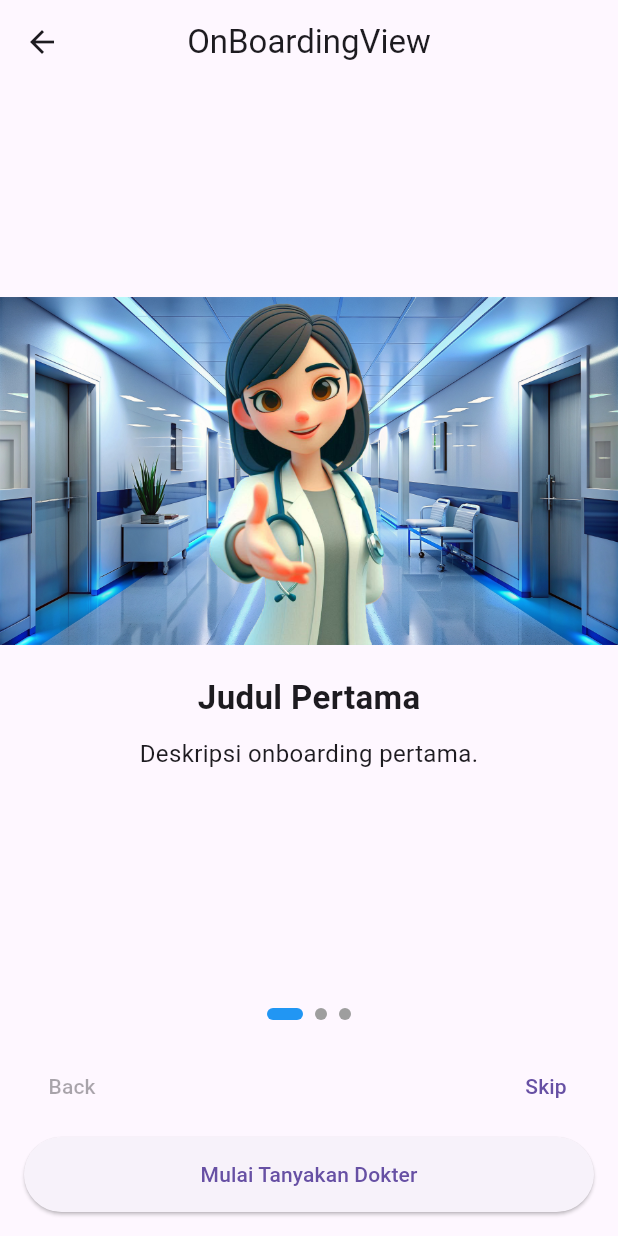
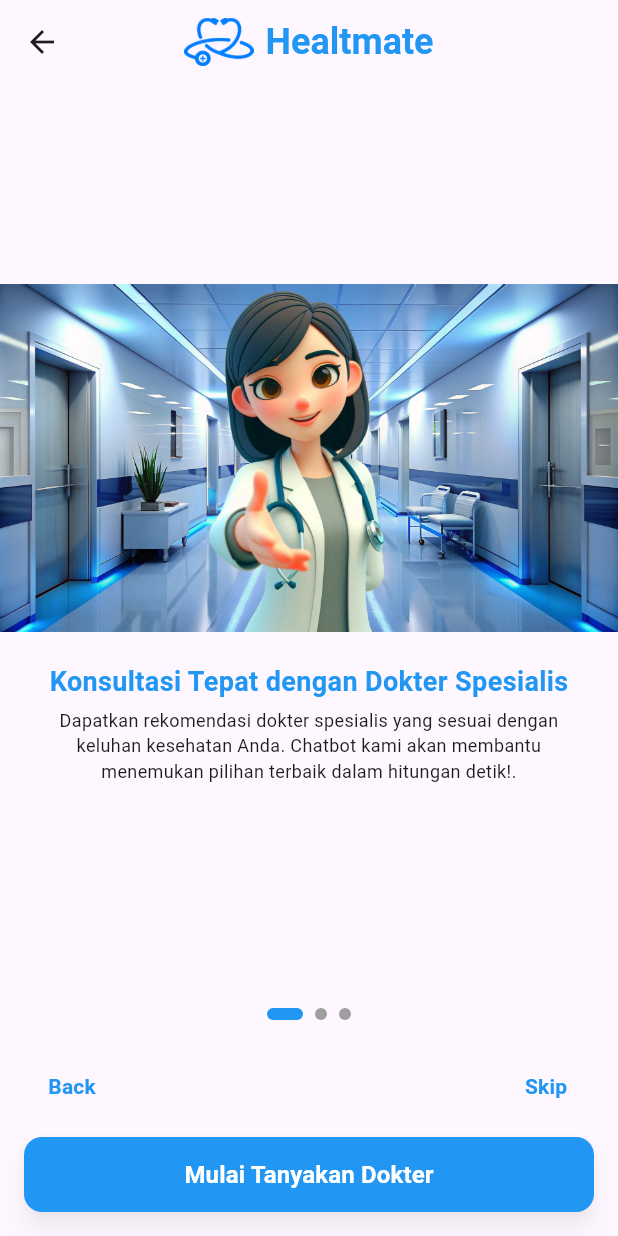
Before and after one commit to Abdulrivai/aplikasirekomendasidokter, a Flutter app: the OnBoardingView screen opened by its route, on a phone screen of 412 x 824 dp. Run offline on Flutter 3.47's test engine with Material 3 defaults, Android fonts, the phone set to English and light mode, and no system bars; drawn by our look-alikes of smooth_page_indicator; our stand-ins replace get.

Commit message:
perbaiki ui on boarding screen

```diff
--- a/lib/app/modules/on_boarding/controllers/on_boarding_controller.dart
+++ b/lib/app/modules/on_boarding/controllers/on_boarding_controller.dart
@@ -8,18 +8,21 @@ class OnBoardingController extends GetxController {
   final List<Map<String, String>> onboardingData = [
     {
       'image': 'assets/banneronboard1.png',
-      'title': 'Judul Pertama',
-      'description': 'Deskripsi onboarding pertama.',
+      'title': 'Konsultasi Tepat dengan Dokter Spesialis',
+      'description':
+          'Dapatkan rekomendasi dokter spesialis yang sesuai dengan keluhan kesehatan Anda. Chatbot kami akan membantu menemukan pilihan terbaik dalam hitungan detik!.',
     },
     {
       'image': 'assets/banneronboard1.png',
-      'title': 'Judul Kedua',
-      'description': 'Deskripsi onboarding kedua.',
+      'title': 'Cepat, Mudah, dan Akurat',
+      'description':
+          'Tak perlu bingung memilih dokter! Jawab beberapa pertanyaan singkat, dan chatbot pintar kami akan memberikan rekomendasi yang sesuai dengan kebutuhan Anda.',
     },
     {
       'image': 'assets/banneronboard1.png',
-      'title': 'Judul Ketiga',
-      'description': 'Deskripsi onboarding ketiga.',
+      'title': 'Akses Kesehatan dalam Genggaman',
+      'description':
+          'Cari dokter spesialis kapan saja dan di mana saja. Rekomendasi yang dipersonalisasi membuat pengalaman konsultasi lebih praktis dan efisien.',
     },
   ];
 
--- a/lib/app/modules/on_boarding/views/on_boarding_view.dart
+++ b/lib/app/modules/on_boarding/views/on_boarding_view.dart
@@ -12,7 +12,24 @@ class OnBoardingView extends StatelessWidget {
 
     return Scaffold(
       appBar: AppBar(
-        title: const Text('OnBoardingView'),
+        title: Row(
+          mainAxisSize: MainAxisSize.min, // Agar sesuai ukuran kontennya
+          children: [
+            Image.asset(
+              'assets/hmlogo.png', // Ganti dengan path logo PNG Anda
+              height: 32, // Sesuaikan ukuran logo
+            ),
+            const SizedBox(width: 8), // Jarak antara logo dan teks
+            const Text(
+              'Healtmate', // Ganti dengan nama aplikasi Anda
+              style: TextStyle(
+                fontSize: 24,
+                fontWeight: FontWeight.bold,
+                color: Colors.blue, // Membuat teks tebal
+              ),
+            ),
+          ],
+        ),
         centerTitle: true,
       ),
       body: Column(
@@ -30,16 +47,19 @@ class OnBoardingView extends StatelessWidget {
                     SizedBox(height: 20),
                     Text(
                       controller.onboardingData[index]['title']!,
-                      style:
-                          TextStyle(fontSize: 22, fontWeight: FontWeight.bold),
+                      style: TextStyle(
+                        fontSize: 18,
+                        fontWeight: FontWeight.bold,
+                        color: Colors.blue,
+                      ),
                     ),
-                    SizedBox(height: 10),
+                    SizedBox(height: 4),
                     Padding(
                       padding: const EdgeInsets.symmetric(horizontal: 20.0),
                       child: Text(
                         controller.onboardingData[index]['description']!,
                         textAlign: TextAlign.center,
-                        style: TextStyle(fontSize: 16),
+                        style: TextStyle(fontSize: 12),
                       ),
                     ),
                   ],
@@ -79,21 +99,57 @@ class OnBoardingView extends StatelessWidget {
                         onPressed: controller.currentIndex.value == 0
                             ? null
                             : controller.previousPage,
-                        child: Text("Back"),
+                        style: TextButton.styleFrom(
+                          foregroundColor: Colors.blue, // Warna teks biru
+                        ),
+                        child: Text(
+                          "Back",
+                          style: TextStyle(
+                            color: Colors.blue, // Warna teks biru
+                            fontWeight: FontWeight
+                                .bold, // (Opsional) Tambahkan ketebalan teks
+                          ),
+                        ),
                       ),
                     ),
                     TextButton(
                       onPressed: controller.skipToEnd,
-                      child: Text("Skip"),
+                      style: TextButton.styleFrom(
+                        foregroundColor: Colors.blue, // Warna teks biru
+                      ),
+                      child: Text(
+                        "Skip",
+                        style: TextStyle(
+                          color: Colors.blue, // Warna teks biru
+                          fontWeight: FontWeight
+                              .bold, // (Opsional) Menambahkan ketebalan teks
+                        ),
+                      ),
                     ),
                   ],
                 ),
                 SizedBox(height: 10),
                 ElevatedButton(
                   onPressed: controller.nextPage,
-                  child: Text("Mulai Tanyakan Dokter"),
                   style: ElevatedButton.styleFrom(
-                    minimumSize: Size(double.infinity, 50),
+                    backgroundColor: Colors.blue, // Warna tombol
+                    foregroundColor: Colors.white, // Warna teks
+                    minimumSize:
+                        Size(double.infinity, 50), // Lebar penuh, tinggi 50
+                    shape: RoundedRectangleBorder(
+                      borderRadius:
+                          BorderRadius.circular(12), // Sudut melengkung
+                    ),
+                    elevation: 6, // Efek bayangan
+                    shadowColor:
+                        Colors.black.withOpacity(0.3), // Warna bayangan
+                  ),
+                  child: Text(
+                    "Mulai Tanyakan Dokter",
+                    style: TextStyle(
+                      fontSize: 16,
+                      fontWeight: FontWeight.bold,
+                    ),
                   ),
                 ),
               ],
--- a/lib/app/routes/app_pages.dart
+++ b/lib/app/routes/app_pages.dart
@@ -16,7 +16,7 @@ part 'app_routes.dart';
 class AppPages {
   AppPages._();
 
-  static const INITIAL = Routes.REGISTER;
+  static const INITIAL = Routes.ON_BOARDING;
 
   static final routes = [
     GetPage(
```
Also changed, not shown: assets/hmlogo.png (added).
